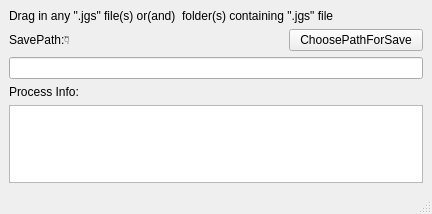
Before: the Qt Designer form mainwindow.ui in windsgo/jgs-qt, drawn with Qt 5.
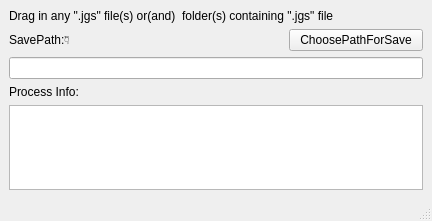
After: the same form once the commit is applied.

Patch:
```diff
--- a/mainwindow.ui
+++ b/mainwindow.ui
@@ -7,7 +7,7 @@
     <x>0</x>
     <y>0</y>
     <width>432</width>
-    <height>214</height>
+    <height>221</height>
    </rect>
   </property>
   <property name="windowTitle">
```
Left out of the diff: 4 changed lines with no effect on the pictures.
